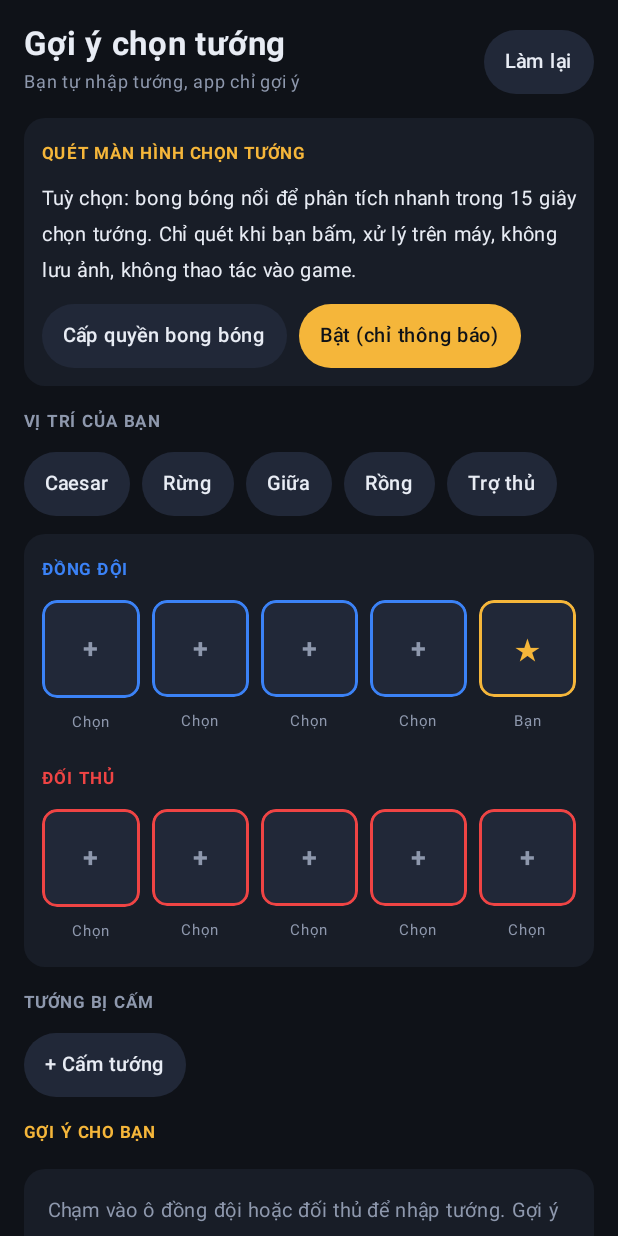
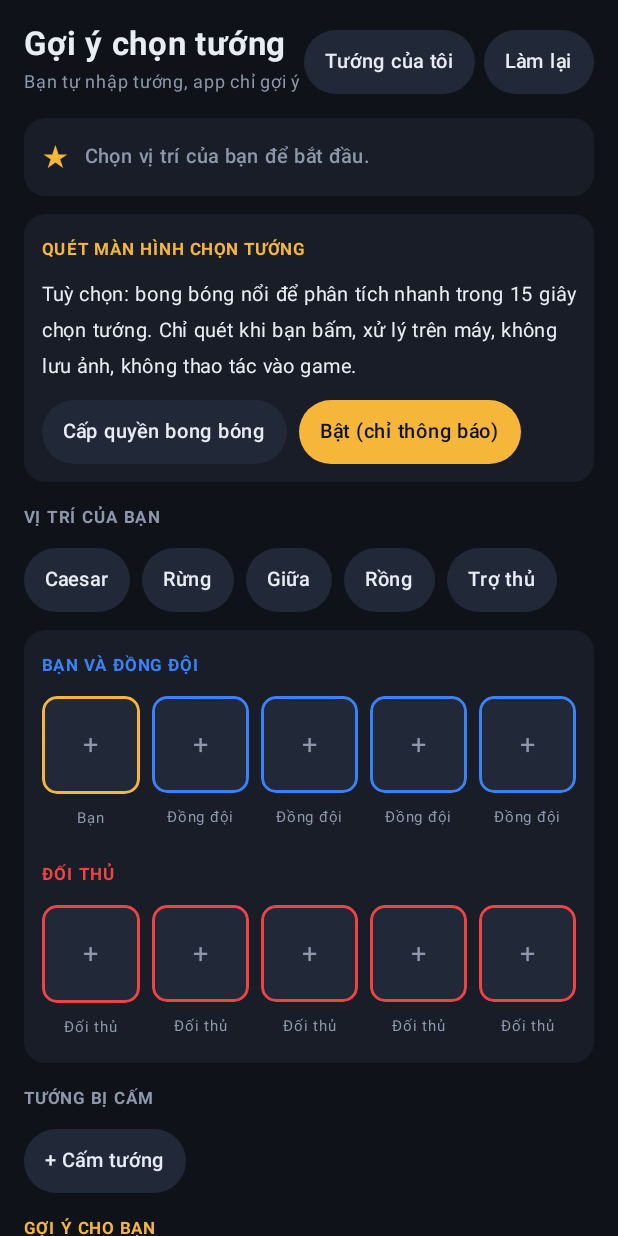
Before and after one commit to horizonteam2026-dev/lq-picker-claude, an Android app built with Jetpack Compose: the screen it shows after launch (MainActivity), on a phone screen of 412 x 824 dp. Run offline under Robolectric (Android 15) with nearby library versions, the phone set to English and light mode, and no system bars.

Commit message:
Tướng của tôi, icon tướng, trang bị gợi ý, hướng dẫn theo bước
Co-Authored-By: Claude Haiku 5.5 <noreply@anthropic.com>
Claude-Session: https://claude.ai/code/session_014mBimMC8CzDJxnZzq5vv16

```diff
--- a/app/src/main/java/com/lqpicker/DraftViewModel.kt
+++ b/app/src/main/java/com/lqpicker/DraftViewModel.kt
@@ -9,44 +9,67 @@ import androidx.lifecycle.AndroidViewModel
 import com.lqpicker.scan.ScanBus
 import com.lqpicker.scan.ScanResult
 
-enum class Team { ALLY, ENEMY, BAN }
+/** SELF = tướng của bạn; ALLY = đồng đội; ENEMY = đối thủ; BAN = tướng bị cấm. */
+enum class Team { SELF, ALLY, ENEMY, BAN }
 
 /** Ô đang được chọn tướng. Với BAN, index = -1 nghĩa là thêm tướng cấm mới. */
 data class PickTarget(val team: Team, val index: Int)
 
 class DraftViewModel(app: Application) : AndroidViewModel(app) {
 
+    private val appCtx: Application = app
     val heroes: List<Hero> = HeroRepository.load(app)
     private val byId: Map<String, Hero> = heroes.associateBy { it.id }
 
+    /** null = chưa thiết lập (coi như có đủ tướng). */
+    var owned by mutableStateOf<Set<String>?>(OwnedPrefs.load(app))
+        private set
+    var self by mutableStateOf<String?>(null)
+        private set
+    /** Ô 0 là bạn (đã tách sang self), 4 ô đồng đội còn lại. */
     var allies by mutableStateOf<List<String?>>(List(ALLY_SLOTS) { null })
         private set
     var enemies by mutableStateOf<List<String?>>(List(ENEMY_SLOTS) { null })
         private set
     var bans by mutableStateOf<List<String>>(emptyList())
         private set
-    val lane: Lane? get() = ScanBus.lane
     var picker by mutableStateOf<PickTarget?>(null)
         private set
+    var showOwned by mutableStateOf(false)
+        private set
+
+    val lane: Lane? get() = ScanBus.lane
 
     fun hero(id: String?): Hero? = if (id == null) null else byId[id]
 
+    val ownedHeroes: List<Hero> get() = OwnedPrefs.filter(heroes, owned)
+
     private fun takenIds(): Set<String> {
         val s = HashSet<String>()
+        self?.let { s.add(it) }
         allies.forEach { if (it != null) s.add(it) }
         enemies.forEach { if (it != null) s.add(it) }
         s.addAll(bans)
         return s
     }
 
-    /** Tướng có thể chọn cho ô hiện tại (loại các tướng đã dùng, trừ chính ô đó). */
+    /** Tướng có thể gợi ý: đã sở hữu, đúng vị trí, chưa bị chọn hay cấm. */
+    private fun pool(): List<Hero> {
+        val taken = takenIds()
+        val l = lane
+        return ownedHeroes.filter { it.id !in taken && (l == null || l in it.lanes) }
+    }
+
+    /** Tướng có thể chọn cho ô hiện tại. Ô "Bạn" chỉ hiện tướng đã sở hữu. */
     fun availableFor(target: PickTarget): List<Hero> {
         val current = currentId(target)
         val taken = takenIds()
-        return heroes.filter { it.id !in taken || it.id == current }
+        val source = if (target.team == Team.SELF) ownedHeroes else heroes
+        return source.filter { it.id !in taken || it.id == current }
     }
 
     fun currentId(target: PickTarget): String? = when (target.team) {
+        Team.SELF -> self
         Team.ALLY -> allies.getOrNull(target.index)
         Team.ENEMY -> enemies.getOrNull(target.index)
         Team.BAN -> bans.getOrNull(target.index)
@@ -54,7 +77,7 @@ class DraftViewModel(app: Application) : AndroidViewModel(app) {
 
     val suggestions: List<Suggestion> by derivedStateOf {
         SuggestionEngine.suggest(
-            pool = heroes,
+            pool = pool(),
             allies = allies.mapNotNull { hero(it) },
             enemies = enemies.mapNotNull { hero(it) },
             lane = lane,
@@ -62,15 +85,41 @@ class DraftViewModel(app: Application) : AndroidViewModel(app) {
         )
     }
 
+    val notes: List<String> by derivedStateOf {
+        SuggestionEngine.analyze(allies.mapNotNull { hero(it) }, enemies.mapNotNull { hero(it) })
+    }
+
+    val itemTips: List<String> by derivedStateOf {
+        ItemAdvisor.advise(hero(self), allies.mapNotNull { hero(it) }, enemies.mapNotNull { hero(it) })
+    }
+
     val hasAnyPick: Boolean
-        get() = allies.any { it != null } || enemies.any { it != null }
+        get() = self != null || allies.any { it != null } || enemies.any { it != null }
 
     fun selectLane(l: Lane?) {
         ScanBus.lane = if (ScanBus.lane == l) null else l
     }
 
-    val notes: List<String> by derivedStateOf {
-        SuggestionEngine.analyze(allies.mapNotNull { hero(it) }, enemies.mapNotNull { hero(it) })
+    fun openPicker(target: PickTarget) {
+        picker = target
+    }
+
+    fun closePicker() {
+        picker = null
+    }
+
+    fun openOwned() {
+        showOwned = true
+    }
+
+    fun closeOwned() {
+        showOwned = false
+    }
+
+    /** Lưu danh sách tướng đã sở hữu. null = có tất cả. */
+    fun setOwned(ids: Set<String>?) {
+        owned = ids
+        OwnedPrefs.save(appCtx, ids)
     }
 
     private var lastScan = 0L
@@ -85,17 +134,10 @@ class DraftViewModel(app: Application) : AndroidViewModel(app) {
         if (e.isNotEmpty()) enemies = List(ENEMY_SLOTS) { e.getOrNull(it) }
     }
 
-    fun openPicker(target: PickTarget) {
-        picker = target
-    }
-
-    fun closePicker() {
-        picker = null
-    }
-
     fun pick(heroId: String) {
         val t = picker ?: return
         when (t.team) {
+            Team.SELF -> self = heroId
             Team.ALLY -> allies = allies.toMutableList().also { it[t.index] = heroId }
             Team.ENEMY -> enemies = enemies.toMutableList().also { it[t.index] = heroId }
             Team.BAN -> bans = if (t.index in bans.indices) {
@@ -110,6 +152,7 @@ class DraftViewModel(app: Application) : AndroidViewModel(app) {
     fun clearCurrent() {
         val t = picker ?: return
         when (t.team) {
+            Team.SELF -> self = null
             Team.ALLY -> allies = allies.toMutableList().also { it[t.index] = null }
             Team.ENEMY -> enemies = enemies.toMutableList().also { it[t.index] = null }
             Team.BAN -> if (t.index in bans.indices) {
@@ -124,6 +167,7 @@ class DraftViewModel(app: Application) : AndroidViewModel(app) {
     }
 
     fun reset() {
+        self = null
         allies = List(ALLY_SLOTS) { null }
         enemies = List(ENEMY_SLOTS) { null }
         bans = emptyList()
--- /dev/null
+++ b/app/src/main/java/com/lqpicker/OwnedPrefs.kt
@@ -0,0 +1,31 @@
+package com.lqpicker
+
+import android.content.Context
+
+/**
+ * Danh sách tướng người chơi đã sở hữu, lưu trên máy.
+ * null = chưa thiết lập: coi như có đủ tướng.
+ */
+object OwnedPrefs {
+    private const val FILE = "lq_prefs"
+    private const val KEY = "owned"
+
+    fun load(ctx: Context): Set<String>? = try {
+        val p = ctx.getSharedPreferences(FILE, Context.MODE_PRIVATE)
+        if (!p.contains(KEY)) null else HashSet(p.getStringSet(KEY, emptySet()) ?: emptySet())
+    } catch (_: Exception) {
+        null
+    }
+
+    fun save(ctx: Context, ids: Set<String>?) {
+        try {
+            val e = ctx.getSharedPreferences(FILE, Context.MODE_PRIVATE).edit()
+            if (ids == null) e.remove(KEY) else e.putStringSet(KEY, HashSet(ids))
+            e.apply()
+        } catch (_: Exception) {
+        }
+    }
+
+    fun filter(all: List<Hero>, owned: Set<String>?): List<Hero> =
+        if (owned == null) all else all.filter { it.id in owned }
+}
--- a/app/src/main/java/com/lqpicker/scan/ScreenScanService.kt
+++ b/app/src/main/java/com/lqpicker/scan/ScreenScanService.kt
@@ -255,8 +255,10 @@ class ScreenScanService : Service() {
             ScanBus.latest = ScanResult(r.allyIds, r.enemyIds, System.currentTimeMillis())
         }
 
-        val top = SuggestionEngine.suggest(heroes, allies, enemies, ScanBus.lane, taken, limit = 4)
-        val notes = SuggestionEngine.analyze(allies, enemies)
+        // Chỉ gợi ý trong số tướng người chơi đã sở hữu.
+        val pool = OwnedPrefs.filter(heroes, OwnedPrefs.load(this))
+        val top = SuggestionEngine.suggest(pool, allies, enemies, ScanBus.lane, taken, limit = 4)
+        val notes = SuggestionEngine.analyze(allies, enemies) + ItemAdvisor.advise(null, allies, enemies)
         val conf = SuggestionEngine.confidence(allies.size, enemies.size)
         val status = if (allies.isEmpty() && enemies.isEmpty()) {
             "Chưa thấy tướng nào được chọn · gợi ý chung theo vị trí (độ tin cậy $conf)"
--- a/app/src/main/java/com/lqpicker/ui/DraftScreen.kt
+++ b/app/src/main/java/com/lqpicker/ui/DraftScreen.kt
@@ -1,5 +1,11 @@
 package com.lqpicker.ui
 
+import androidx.compose.animation.core.RepeatMode
+import androidx.compose.animation.core.animateFloat
+import androidx.compose.animation.core.infiniteRepeatable
+import androidx.compose.animation.core.rememberInfiniteTransition
+import androidx.compose.animation.core.tween
+import androidx.compose.foundation.Image
 import androidx.compose.foundation.background
 import androidx.compose.foundation.border
 import androidx.compose.foundation.clickable
@@ -15,6 +21,7 @@ import androidx.compose.foundation.layout.fillMaxHeight
 import androidx.compose.foundation.layout.fillMaxSize
 import androidx.compose.foundation.layout.fillMaxWidth
 import androidx.compose.foundation.layout.height
+import androidx.compose.foundation.layout.offset
 import androidx.compose.foundation.layout.padding
 import androidx.compose.foundation.layout.width
 import androidx.compose.foundation.lazy.LazyColumn
@@ -24,11 +31,12 @@ import androidx.compose.foundation.shape.RoundedCornerShape
 import androidx.compose.material3.Text
 import androidx.compose.runtime.Composable
 import androidx.compose.runtime.LaunchedEffect
-import com.lqpicker.scan.ScanBus
+import androidx.compose.runtime.getValue
 import androidx.compose.ui.Alignment
 import androidx.compose.ui.Modifier
 import androidx.compose.ui.draw.clip
 import androidx.compose.ui.graphics.Color
+import androidx.compose.ui.layout.ContentScale
 import androidx.compose.ui.text.font.FontWeight
 import androidx.compose.ui.text.style.TextOverflow
 import androidx.compose.ui.unit.dp
@@ -39,6 +47,7 @@ import com.lqpicker.Lane
 import com.lqpicker.PickTarget
 import com.lqpicker.Suggestion
 import com.lqpicker.Team
+import com.lqpicker.scan.ScanBus
 
 @Composable
 fun DraftScreen(vm: DraftViewModel) {
@@ -47,10 +56,10 @@ fun DraftScreen(vm: DraftViewModel) {
     LaunchedEffect(scanned) {
         if (scanned != null) vm.applyScan(scanned)
     }
-    if (target != null) {
-        HeroPicker(vm, target)
-    } else {
-        DraftContent(vm)
+    when {
+        target != null -> HeroPicker(vm, target)
+        vm.showOwned -> OwnedScreen(vm)
+        else -> DraftContent(vm)
     }
 }
 
@@ -62,22 +71,23 @@ private fun DraftContent(vm: DraftViewModel) {
         contentPadding = PaddingValues(16.dp),
         verticalArrangement = Arrangement.spacedBy(12.dp)
     ) {
-        item(key = "header") { Header(onReset = vm::reset) }
+        item(key = "header") { Header(vm) }
+        item(key = "coach") { CoachCard(vm) }
         item(key = "scan") { ScanCard() }
         item(key = "lane") { LaneRow(selected = vm.lane, onSelect = vm::selectLane) }
         item(key = "teams") { TeamsCard(vm) }
         item(key = "bans") { BansRow(vm) }
         if (vm.notes.isNotEmpty()) {
             item(key = "notes") {
-                Column(
-                    Modifier
-                        .fillMaxWidth()
-                        .clip(RoundedCornerShape(14.dp))
-                        .background(Pal.surface)
-                        .padding(12.dp)
-                ) {
-                    Label("PHÂN TÍCH ĐỘI HÌNH", Pal.sub)
+                Panel(title = "PHÂN TÍCH ĐỘI HÌNH") {
                     vm.notes.forEach { Reason("•", Pal.gold, it) }
+                }
+            }
+        }
+        if (vm.itemTips.isNotEmpty()) {
+            item(key = "items") {
+                Panel(title = "TRANG BỊ GỢI Ý") {
+                    vm.itemTips.forEach { Reason("▸", Pal.good, it) }
                 }
             }
         }
@@ -89,11 +99,11 @@ private fun DraftContent(vm: DraftViewModel) {
         }
         if (!vm.hasAnyPick) {
             item(key = "hint") {
-                InfoCard("Chạm vào ô đồng đội hoặc đối thủ để nhập tướng. Gợi ý sẽ xuất hiện ngay khi có ít nhất một tướng được chọn.")
+                InfoCard("Chọn vị trí, rồi chọn tướng của bạn và đội hình. Gợi ý sẽ xuất hiện khi có ít nhất một tướng được chọn.")
             }
         } else if (suggestions.isEmpty()) {
             item(key = "empty") {
-                InfoCard("Không còn tướng phù hợp với vị trí đã chọn. Thử bỏ chọn vị trí hoặc bỏ bớt tướng cấm.")
+                InfoCard("Không còn tướng phù hợp trong danh sách bạn có. Thử bỏ chọn vị trí, bỏ bớt tướng cấm, hoặc cập nhật tướng bạn sở hữu.")
             }
         } else {
             itemsIndexed(suggestions, key = { _, s -> s.hero.id }) { index, s ->
@@ -104,13 +114,52 @@ private fun DraftContent(vm: DraftViewModel) {
 }
 
 @Composable
-private fun Header(onReset: () -> Unit) {
+private fun Header(vm: DraftViewModel) {
     Row(verticalAlignment = Alignment.CenterVertically) {
         Column(Modifier.weight(1f)) {
             Text("Gợi ý chọn tướng", color = Pal.text, fontSize = 22.sp, fontWeight = FontWeight.Bold)
             Text("Bạn tự nhập tướng, app chỉ gợi ý", color = Pal.sub, fontSize = 12.sp)
         }
-        Pill(text = "Làm lại", selected = false, onClick = onReset)
+        Pill(text = "Tướng của tôi", selected = false, onClick = vm::openOwned)
+        Spacer(Modifier.width(6.dp))
+        Pill(text = "Làm lại", selected = false, onClick = vm::reset)
+    }
+}
+
+/** Hướng dẫn theo bước, có chuyển động nhẹ. Khi đã chọn đủ thì chúc may mắn. */
+@Composable
+private fun CoachCard(vm: DraftViewModel) {
+    val transition = rememberInfiniteTransition(label = "coach")
+    val bob by transition.animateFloat(
+        initialValue = 0f,
+        targetValue = -6f,
+        animationSpec = infiniteRepeatable(
+            animation = tween(durationMillis = 900),
+            repeatMode = RepeatMode.Reverse
+        ),
+        label = "bob"
+    )
+    val (text, color) = when {
+        vm.lane == null -> Pair("Chọn vị trí của bạn để bắt đầu.", Pal.sub)
+        vm.self == null -> Pair("Chọn tướng của bạn trước, rồi xem gợi ý để chính xác nhất.", Pal.warn)
+        else -> Pair("Chúc bạn may mắn, lên top nhé!", Pal.good)
+    }
+    Row(
+        Modifier
+            .fillMaxWidth()
+            .clip(RoundedCornerShape(14.dp))
+            .background(Pal.surface)
+            .padding(12.dp),
+        verticalAlignment = Alignment.CenterVertically
+    ) {
+        Text(
+            "★",
+            color = Pal.gold,
+            fontSize = 20.sp,
+            modifier = Modifier.offset(y = bob.dp)
+        )
+        Spacer(Modifier.width(10.dp))
+        Text(text, color = color, fontSize = 13.sp, fontWeight = FontWeight.Medium)
     }
 }
 
@@ -136,20 +185,20 @@ private fun TeamsCard(vm: DraftViewModel) {
             .background(Pal.surface)
             .padding(12.dp)
     ) {
-        Label("ĐỒNG ĐỘI", Pal.ally)
+        Label("BẠN VÀ ĐỒNG ĐỘI", Pal.ally)
         Spacer(Modifier.height(8.dp))
         Row(horizontalArrangement = Arrangement.spacedBy(8.dp)) {
+            Slot(vm.hero(vm.self), Pal.gold, "Bạn", onClick = { vm.openPicker(PickTarget(Team.SELF, 0)) })
             vm.allies.forEachIndexed { i, id ->
-                Slot(vm.hero(id), Pal.ally, "Chọn") { vm.openPicker(PickTarget(Team.ALLY, i)) }
+                Slot(vm.hero(id), Pal.ally, "Đồng đội", onClick = { vm.openPicker(PickTarget(Team.ALLY, i)) })
             }
-            Slot(null, Pal.gold, vm.lane?.label ?: "Bạn", null)
         }
         Spacer(Modifier.height(14.dp))
         Label("ĐỐI THỦ", Pal.enemy)
         Spacer(Modifier.height(8.dp))
         Row(horizontalArrangement = Arrangement.spacedBy(8.dp)) {
             vm.enemies.forEachIndexed { i, id ->
-                Slot(vm.hero(id), Pal.enemy, "Chọn") { vm.openPicker(PickTarget(Team.ENEMY, i)) }
+                Slot(vm.hero(id), Pal.enemy, "Đối thủ", onClick = { vm.openPicker(PickTarget(Team.ENEMY, i)) })
             }
         }
     }
@@ -158,6 +207,7 @@ private fun TeamsCard(vm: DraftViewModel) {
 @Composable
 private fun RowScope.Slot(hero: Hero?, border: Color, label: String, onClick: (() -> Unit)?) {
     val shape = RoundedCornerShape(10.dp)
+    val icon = rememberHeroIcon(hero)
     Column(Modifier.weight(1f), horizontalAlignment = Alignment.CenterHorizontally) {
         Box(
             Modifier
@@ -169,16 +219,17 @@ private fun RowScope.Slot(hero: Hero?, border: Color, label: String, onClick: ((
                 .then(if (onClick != null) Modifier.clickable(onClick = onClick) else Modifier),
             contentAlignment = Alignment.Center
         ) {
-            Text(
-                text = when {
-                    hero != null -> initials(hero.name)
-                    onClick != null -> "+"
-                    else -> "★"
-                },
-                color = if (hero != null) Color.White else if (onClick != null) Pal.sub else Pal.gold,
-                fontWeight = FontWeight.Bold,
-                fontSize = 18.sp
-            )
+            when {
+                icon != null -> Image(
+                    bitmap = icon,
+                    contentDescription = hero?.name,
+                    contentScale = ContentScale.Crop,
+                    modifier = Modifier.fillMaxSize()
+                )
+                hero != null -> Text(initials(hero.name), color = Color.White, fontWeight = FontWeight.Bold, fontSize = 18.sp)
+                onClick != null -> Text("+", color = Pal.sub, fontSize = 18.sp)
+                else -> Text("★", color = Pal.gold, fontSize = 18.sp)
+            }
         }
         Spacer(Modifier.height(4.dp))
         Text(
@@ -239,7 +290,7 @@ private fun SuggestionCard(rank: Int, s: Suggestion) {
                 fontSize = 14.sp,
                 modifier = Modifier.width(30.dp)
             )
-            HeroBadge(s.hero, 44.dp)
+            HeroBadge(s.hero, 52.dp)
             Spacer(Modifier.width(10.dp))
             Column(Modifier.weight(1f)) {
                 Text(s.hero.name, color = Pal.text, fontWeight = FontWeight.Bold, fontSize = 16.sp)
@@ -274,6 +325,21 @@ private fun SuggestionCard(rank: Int, s: Suggestion) {
             Spacer(Modifier.height(6.dp))
             Text("Chọn thêm tướng để có lý do cụ thể.", color = Pal.sub, fontSize = 12.sp)
         }
+    }
+}
+
+@Composable
+private fun Panel(title: String, content: @Composable () -> Unit) {
+    Column(
+        Modifier
+            .fillMaxWidth()
+            .clip(RoundedCornerShape(14.dp))
+            .background(Pal.surface)
+            .padding(12.dp)
+    ) {
+        Label(title, Pal.sub)
+        Spacer(Modifier.height(4.dp))
+        content()
     }
 }
 
--- a/app/src/main/java/com/lqpicker/ui/HeroPicker.kt
+++ b/app/src/main/java/com/lqpicker/ui/HeroPicker.kt
@@ -53,6 +53,7 @@ fun HeroPicker(vm: DraftViewModel, target: PickTarget) {
     }
 
     val title = when (target.team) {
+        Team.SELF -> "Chọn tướng của bạn"
         Team.ALLY -> "Chọn đồng đội"
         Team.ENEMY -> "Chọn đối thủ"
         Team.BAN -> "Chọn tướng bị cấm"
```
Also changed, not shown: app/src/main/java/com/lqpicker/ItemAdvisor.kt (added, +35 -0 lines), app/src/main/java/com/lqpicker/ui/OwnedScreen.kt (added, +140 -0 lines), app/src/main/java/com/lqpicker/ui/Theme.kt (+40 -5 lines), app/src/main/assets/icons/README.txt (added).
